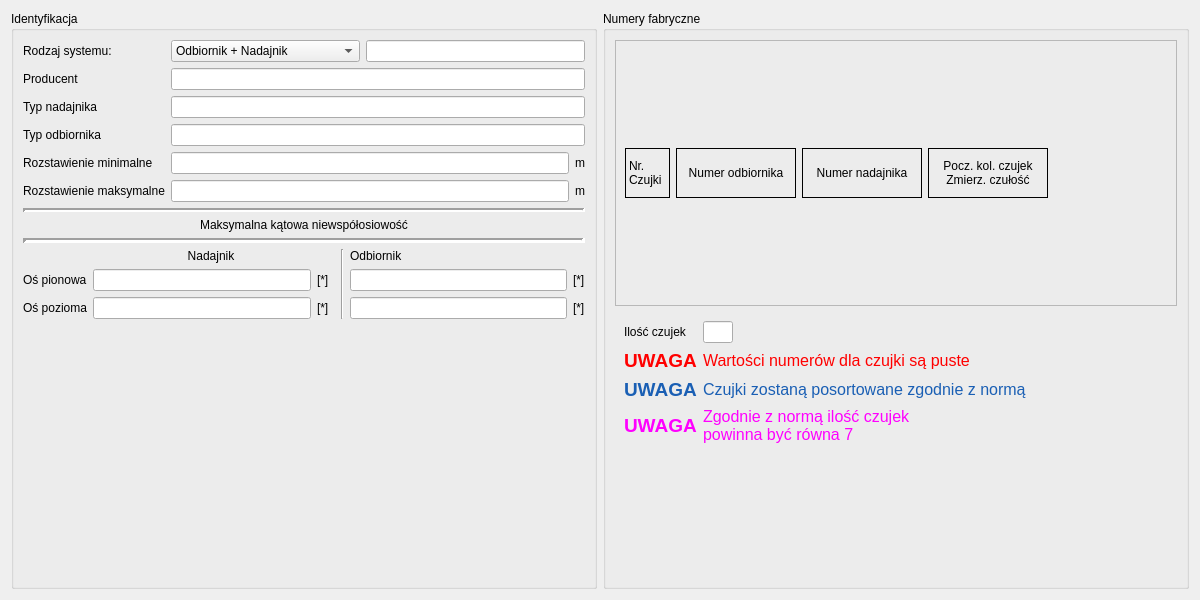
This is CzujkiLinioweApp/parametrybadaniaczujkidlg.ui in wiacekmarcin/CzujkiLiniowe as Qt 5 draws it before an edit. The edited form follows.
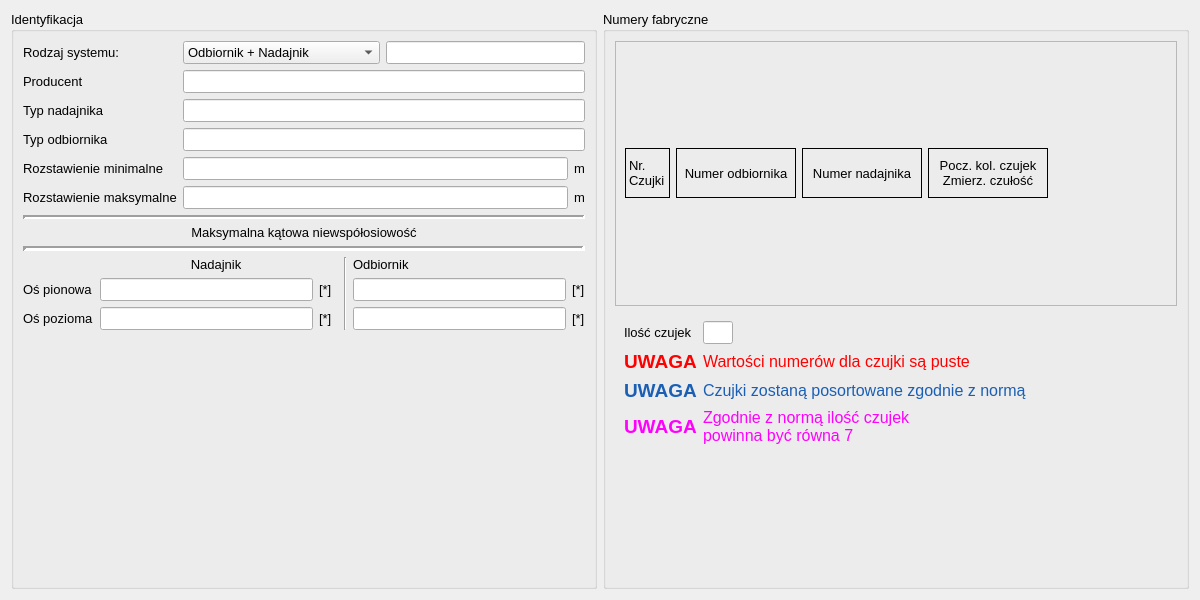
This is the edited form.

```diff
--- a/CzujkiLinioweApp/parametrybadaniaczujkidlg.ui
+++ b/CzujkiLinioweApp/parametrybadaniaczujkidlg.ui
@@ -22,6 +22,12 @@
     <height>1200</height>
    </size>
   </property>
+  <property name="font">
+   <font>
+    <family>Arial</family>
+    <pointsize>10</pointsize>
+   </font>
+  </property>
   <property name="windowTitle">
    <string>Form</string>
   </property>
```
